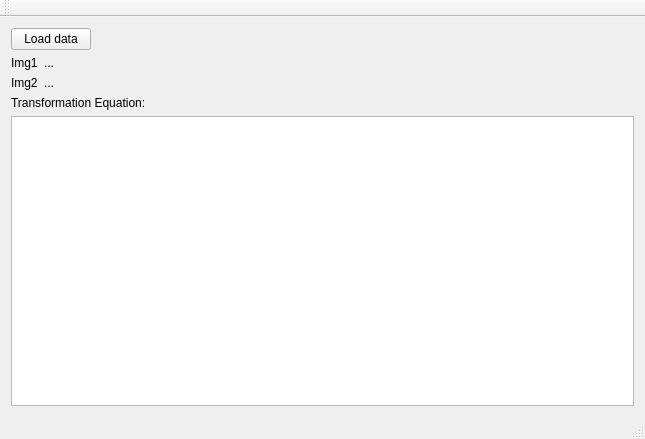
Old version of the form mainwindow.ui in the repository bloodi11/STF.
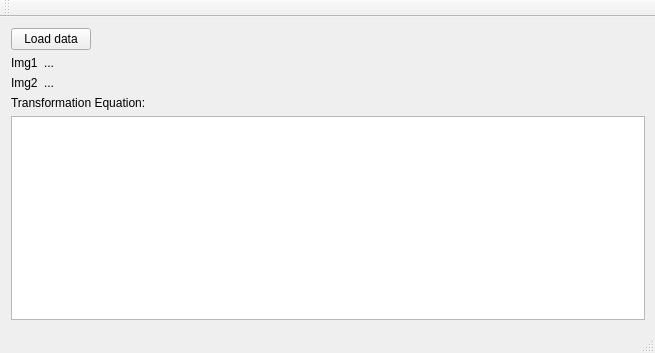
New version of the form.

Diff of the .ui file:
```diff
--- a/mainwindow.ui
+++ b/mainwindow.ui
@@ -6,34 +6,34 @@
    <rect>
     <x>0</x>
     <y>0</y>
-    <width>645</width>
-    <height>439</height>
+    <width>655</width>
+    <height>353</height>
    </rect>
   </property>
   <property name="windowTitle">
    <string>Simple Transformation Finder</string>
   </property>
   <widget class="QWidget" name="centralWidget">
-   <layout class="QGridLayout" name="gridLayout">
+   <layout class="QFormLayout" name="formLayout_4">
     <item row="0" column="0">
-     <layout class="QVBoxLayout" name="verticalLayout_3">
+     <layout class="QVBoxLayout" name="verticalLayout_2">
       <item>
-       <layout class="QHBoxLayout" name="horizontalLayout">
-        <item>
+       <layout class="QFormLayout" name="formLayout_3">
+        <item row="0" column="0">
          <widget class="QPushButton" name="readButton1">
           <property name="text">
            <string>Load data</string>
           </property>
          </widget>
         </item>
-        <item>
+        <item row="0" column="1">
          <spacer name="horizontalSpacer">
           <property name="orientation">
            <enum>Qt::Horizontal</enum>
           </property>
           <property name="sizeHint" stdset="0">
            <size>
-            <width>538</width>
+            <width>548</width>
             <height>20</height>
            </size>
           </property>
@@ -42,7 +42,7 @@
        </layout>
       </item>
       <item>
-       <layout class="QVBoxLayout" name="verticalLayout_2">
+       <layout class="QVBoxLayout" name="verticalLayout">
         <item>
          <layout class="QFormLayout" name="formLayout">
           <item row="0" column="0">
@@ -59,14 +59,18 @@
             </property>
            </widget>
           </item>
-          <item row="1" column="0">
+         </layout>
+        </item>
+        <item>
+         <layout class="QFormLayout" name="formLayout_2">
+          <item row="0" column="0">
            <widget class="QLabel" name="label2">
             <property name="text">
              <string>Img2</string>
             </property>
            </widget>
           </item>
-          <item row="1" column="1">
+          <item row="0" column="1">
            <widget class="QLabel" name="path2">
             <property name="text">
              <string>...</string>
@@ -75,8 +79,8 @@
           </item>
          </layout>
         </item>
-        <item>
-         <layout class="QVBoxLayout" name="verticalLayout">
+       </layout>
+      </item>
           <item>
            <widget class="QLabel" name="header1">
             <property name="text">
@@ -90,17 +94,13 @@
          </layout>
         </item>
        </layout>
-      </item>
-     </layout>
-    </item>
-   </layout>
   </widget>
   <widget class="QMenuBar" name="menuBar">
    <property name="geometry">
     <rect>
      <x>0</x>
      <y>0</y>
-     <width>645</width>
+     <width>655</width>
      <height>21</height>
     </rect>
    </property>
@@ -110,7 +110,7 @@
     <enum>TopToolBarArea</enum>
    </attribute>
    <attribute name="toolBarBreak">
-    <bool>true</bool>
+    <bool>false</bool>
    </attribute>
   </widget>
   <widget class="QStatusBar" name="statusBar"/>
```
Lines whose indentation alone changed are shown as unchanged.
